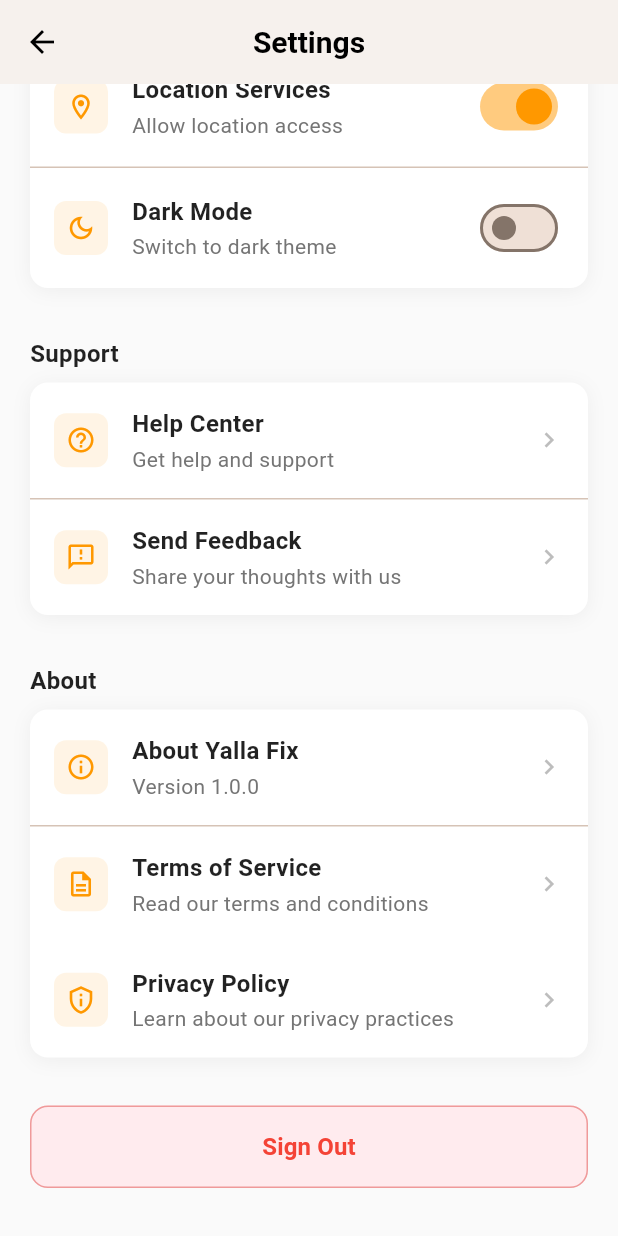
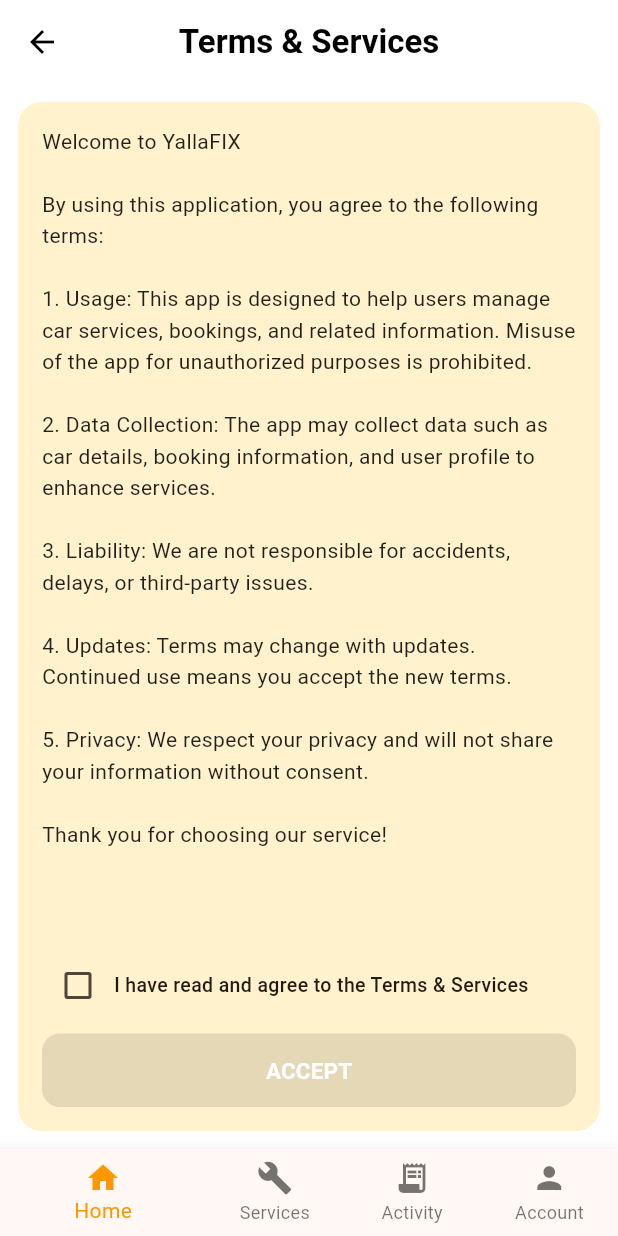
Before and after one commit to Ahmedhadyahmed/Yallafix, a Flutter app: the SettingPage screen opened directly, scrolled down 383 dp, after a tap on "Terms of Service", on a phone screen of 412 x 824 dp. Run offline on Flutter 3.47's test engine with Material 3 defaults, Android fonts, the phone set to English and light mode, and no system bars; Roboto replaces fonts that are missing (SF Pro Display).

Commit message:
Yalla fix

```diff
--- /dev/null
+++ b/lib/Terms_&_Services.dart
@@ -0,0 +1,117 @@
+import 'package:flutter/material.dart';
+
+class TermsAndServicesPage extends StatefulWidget {
+  const TermsAndServicesPage({super.key});
+
+  @override
+  State<TermsAndServicesPage> createState() => _TermsAndServicesPageState();
+}
+
+class _TermsAndServicesPageState extends State<TermsAndServicesPage> {
+  bool _isChecked = false;
+
+  @override
+  Widget build(BuildContext context) {
+    return Scaffold(
+      backgroundColor: Colors.white,
+      appBar: AppBar(
+        backgroundColor: Colors.white,
+        elevation: 0,
+        title: const Text(
+          "Terms & Services",
+          style: TextStyle(color: Colors.black, fontWeight: FontWeight.w600),
+        ),
+        centerTitle: true,
+        leading: IconButton(
+          icon: const Icon(Icons.arrow_back, color: Colors.black),
+          onPressed: () => Navigator.pop(context),
+        ),
+      ),
+      body: Padding(
+        padding: const EdgeInsets.all(12.0),
+        child: Container(
+          decoration: BoxDecoration(
+            color: const Color(0xFFFFF2CC), // light yellow background
+            borderRadius: BorderRadius.circular(16),
+          ),
+          padding: const EdgeInsets.all(16),
+          child: Column(
+            children: [
+              Expanded(
+                child: SingleChildScrollView(
+                  child: const Text(
+                    """Welcome to YallaFIX
+
+By using this application, you agree to the following terms:
+
+1. Usage: This app is designed to help users manage car services, bookings, and related information. Misuse of the app for unauthorized purposes is prohibited.
+
+2. Data Collection: The app may collect data such as car details, booking information, and user profile to enhance services.
+
+3. Liability: We are not responsible for accidents, delays, or third-party issues.
+
+4. Updates: Terms may change with updates. Continued use means you accept the new terms.
+
+5. Privacy: We respect your privacy and will not share your information without consent.
+
+Thank you for choosing our service!
+                    """,
+                    style: TextStyle(fontSize: 14, color: Colors.black87, height: 1.5),
+                  ),
+                ),
+              ),
+              Row(
+                children: [
+                  Checkbox(
+                    value: _isChecked,
+                    activeColor: Colors.orange,
+                    onChanged: (value) {
+                      setState(() {
+                        _isChecked = value ?? false;
+                      });
+                    },
+                  ),
+                  const Expanded(
+                    child: Text(
+                      "I have read and agree to the Terms & Services",
+                      style: TextStyle(fontSize: 13, fontWeight: FontWeight.w500),
+                    ),
+                  ),
+                ],
+              ),
+              const SizedBox(height: 8),
+              SizedBox(
+                width: double.infinity,
+                child: ElevatedButton(
+                  onPressed: _isChecked ? () {} : null,
+                  style: ElevatedButton.styleFrom(
+                    backgroundColor: Colors.orange,
+                    padding: const EdgeInsets.symmetric(vertical: 14),
+                    shape: RoundedRectangleBorder(
+                      borderRadius: BorderRadius.circular(12),
+                    ),
+                  ),
+                  child: const Text(
+                    "ACCEPT",
+                    style: TextStyle(fontSize: 15, color: Colors.white, fontWeight: FontWeight.bold),
+                  ),
+                ),
+              ),
+            ],
+          ),
+        ),
+      ),
+      bottomNavigationBar: BottomNavigationBar(
+        selectedItemColor: Colors.orange,
+        unselectedItemColor: Colors.black54,
+        showUnselectedLabels: true,
+        items: const [
+          BottomNavigationBarItem(icon: Icon(Icons.home), label: "Home"),
+          BottomNavigationBarItem(icon: Icon(Icons.build), label: "Services"),
+          BottomNavigationBarItem(icon: Icon(Icons.receipt_long), label: "Activity"),
+          BottomNavigationBarItem(icon: Icon(Icons.person), label: "Account"),
+        ],
+      ),
+    );
+  }
+}
--- a/lib/feed_back.dart
+++ b/lib/feed_back.dart
@@ -1,8 +1,5 @@
 import 'package:flutter/material.dart';
 
-void main() {
-  runApp(const FeedbackApp());
-}
 
 const kBrand = Color(0xFFD48921);
 
--- a/lib/setting.dart
+++ b/lib/setting.dart
@@ -3,6 +3,8 @@
 import 'Login.dart';
 // Import the screens you'll navigate to
 import 'Privacy_&_Security.dart';
+import 'Terms_&_Services.dart';
+import 'feed_back.dart';
 import 'help_center_screen.dart';
 import 'privacy_policy.dart';
 
@@ -151,7 +153,14 @@
                   icon: Icons.feedback_outlined,
                   title: 'Send Feedback',
                   subtitle: 'Share your thoughts with us',
-                  onTap: () {},
+                  onTap: () {
+                    Navigator.push(
+                      context,
+                      MaterialPageRoute(
+                        builder: (context) => const FeedbackApp(),
+                      ),
+                    );
+                  },
                 ),
               ],
             ),
@@ -173,7 +182,14 @@
                   icon: Icons.description_outlined,
                   title: 'Terms of Service',
                   subtitle: 'Read our terms and conditions',
-                  onTap: () {},
+                  onTap: () {
+                    Navigator.push(
+                    context,
+                    MaterialPageRoute(
+                      builder: (context) => const TermsAndServicesPage(),
+                    ),
+                  );
+                    },
                 ),
                 _buildSettingItem(
                   icon: Icons.privacy_tip_outlined,
```
